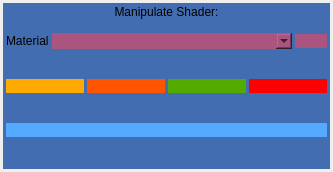
First picture: the form in src/developer/main/shadertools/editshaders/widget/ui/editShaderUI.ui, repository code-google-com/mayatools, before the edit.
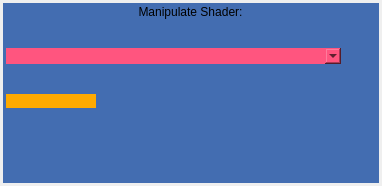
Second picture: the form after the edit. Icons and pictures are not drawn.

```diff
--- a/src/developer/main/shadertools/editshaders/widget/ui/editShaderUI.ui
+++ b/src/developer/main/shadertools/editshaders/widget/ui/editShaderUI.ui
@@ -6,8 +6,8 @@
    <rect>
     <x>0</x>
     <y>0</y>
-    <width>333</width>
-    <height>172</height>
+    <width>382</width>
+    <height>186</height>
    </rect>
   </property>
   <property name="windowTitle">
@@ -37,35 +37,33 @@
        <property name="spacing">
         <number>3</number>
        </property>
-       <property name="margin">
+       <property name="leftMargin">
+        <number>3</number>
+       </property>
+       <property name="topMargin">
+        <number>11</number>
+       </property>
+       <property name="rightMargin">
+        <number>3</number>
+       </property>
+       <property name="bottomMargin">
         <number>3</number>
        </property>
        <item>
         <layout class="QHBoxLayout" name="horizontalLayout_2">
-         <item>
-          <widget class="QLabel" name="label_2">
-           <property name="sizePolicy">
-            <sizepolicy hsizetype="Fixed" vsizetype="Preferred">
-             <horstretch>0</horstretch>
-             <verstretch>0</verstretch>
-            </sizepolicy>
-           </property>
-           <property name="text">
-            <string>Material</string>
-           </property>
-          </widget>
-         </item>
+         <property name="topMargin">
+          <number>7</number>
+         </property>
          <item>
           <widget class="QComboBox" name="cbbShadersScene">
            <property name="sizePolicy">
-            <sizepolicy hsizetype="Preferred" vsizetype="Fixed">
+            <sizepolicy hsizetype="Preferred" vsizetype="Preferred">
              <horstretch>0</horstretch>
              <verstretch>0</verstretch>
             </sizepolicy>
            </property>
            <property name="styleSheet">
-            <string notr="true">background-color: rgb(170, 85, 127);
-border-style: outset;</string>
+            <string notr="true">background-color: rgb(255, 85, 127);</string>
            </property>
            <property name="minimumContentsLength">
             <number>3</number>
@@ -87,8 +85,22 @@
             </sizepolicy>
            </property>
            <property name="styleSheet">
-            <string notr="true">background-color: rgb(170, 85, 127);
-border-style: outset;</string>
+            <string notr="true">QPushButton{
+background-color: rgb(170, 85, 127);
+border-style: outset;
+}
+QPushButton:hover
+{
+	border-width: 1px;
+    border-style: solid;	
+	border-color: white;
+}
+QPushButton:pressed
+{
+	border-width: 1px;
+    border-style: solid;	
+	border-color: rgb(48, 96, 144);
+};</string>
            </property>
            <property name="text">
             <string/>
@@ -127,8 +139,23 @@
             <bool>false</bool>
            </property>
            <property name="styleSheet">
-            <string notr="true">background-color: rgb(255, 170, 0);
-border-style: outset;</string>
+            <string notr="true">QPushButton{
+background-color: rgb(255, 170, 0);
+border-style: outset;
+}
+QPushButton:hover
+{
+	border-width: 1px;
+    border-style: solid;	
+	border-color: white;
+	background-color: rgb(255, 170, 0);
+}
+QPushButton:pressed
+{
+	border-width: 1px;
+    border-style: solid;	
+	border-color: rgb(48, 96, 144);
+}</string>
            </property>
            <property name="inputMethodHints">
             <set>Qt::ImhNone</set>
@@ -173,8 +200,22 @@
             <string>&lt;html&gt;&lt;head/&gt;&lt;body&gt;&lt;p&gt;Gán material cho faces được chọn. &lt;/p&gt;&lt;/body&gt;&lt;/html&gt;</string>
            </property>
            <property name="styleSheet">
-            <string notr="true">background-color: rgb(255, 85, 0);
-border-style: outset;</string>
+            <string notr="true">QPushButton{
+background-color: rgb(255, 85, 0);
+border-style: outset;
+}
+QPushButton:hover
+{
+	border-width: 1px;
+    border-style: solid;	
+	border-color: white;
+}
+QPushButton:pressed
+{
+	border-width: 1px;
+    border-style: solid;	
+	border-color: rgb(48, 96, 144);
+};</string>
            </property>
            <property name="text">
             <string/>
@@ -210,8 +251,22 @@
             <string>&lt;html&gt;&lt;head/&gt;&lt;body&gt;&lt;p&gt;Chọn Face sử dụng Material trên mesh được chọn.&lt;/p&gt;&lt;p&gt;Nếu không có mesh được chọn, thì chọn trên toàn scene.&lt;/p&gt;&lt;/body&gt;&lt;/html&gt;</string>
            </property>
            <property name="styleSheet">
-            <string notr="true">background-color: rgb(85, 170, 0);
-border-style: outset;</string>
+            <string notr="true">QPushButton{
+background-color: rgb(85, 170, 0);
+border-style: outset;
+}
+QPushButton:hover
+{
+	border-width: 1px;
+    border-style: solid;	
+	border-color: white;
+}
+QPushButton:pressed
+{
+	border-width: 1px;
+    border-style: solid;	
+	border-color: rgb(48, 96, 144);
+};</string>
            </property>
            <property name="text">
             <string/>
@@ -247,8 +302,22 @@
             <string>&lt;html&gt;&lt;head/&gt;&lt;body&gt;&lt;p&gt;Tùy chỉnh shader được chọn.&lt;/p&gt;&lt;/body&gt;&lt;/html&gt;</string>
            </property>
            <property name="styleSheet">
-            <string notr="true">background-color: rgb(255, 0, 0);
-border-style: outset;</string>
+            <string notr="true">QPushButton{
+background-color: rgb(255, 0, 0);
+border-style: outset;
+}
+QPushButton:hover
+{
+	border-width: 1px;
+    border-style: solid;	
+	border-color: white;
+}
+QPushButton:pressed
+{
+	border-width: 1px;
+    border-style: solid;	
+	border-color: rgb(48, 96, 144);
+};</string>
            </property>
            <property name="text">
             <string/>
@@ -277,8 +346,23 @@
        <item>
         <widget class="QPushButton" name="pushButton_2">
          <property name="styleSheet">
-          <string notr="true">background-color: rgb(85, 170, 255);
-border-style: outset;</string>
+          <string notr="true">QPushButton{
+background-color: rgb(85, 170, 255);
+border-style: outset;
+}
+
+QPushButton:hover
+{
+	border-width: 1px;
+    border-style: solid;	
+	border-color: white;
+}
+QPushButton:pressed
+{
+	border-width: 1px;
+    border-style: solid;	
+	border-color: rgb(48, 96, 144);
+};</string>
          </property>
          <property name="text">
           <string/>
```
Left out of the diff: 24 changed lines with no effect on the pictures.
